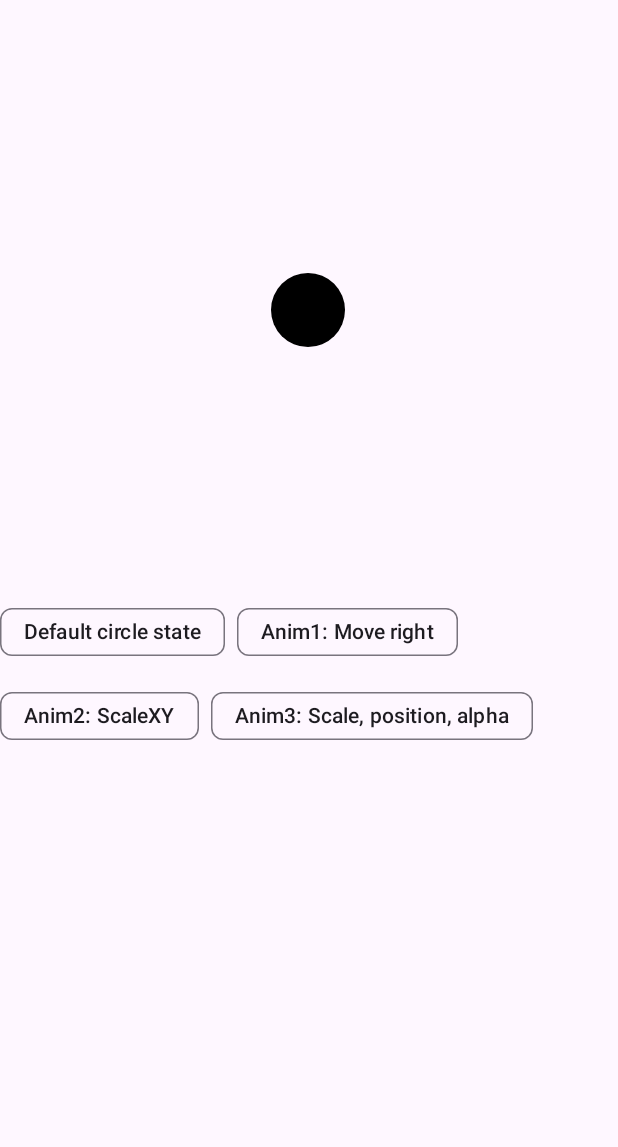
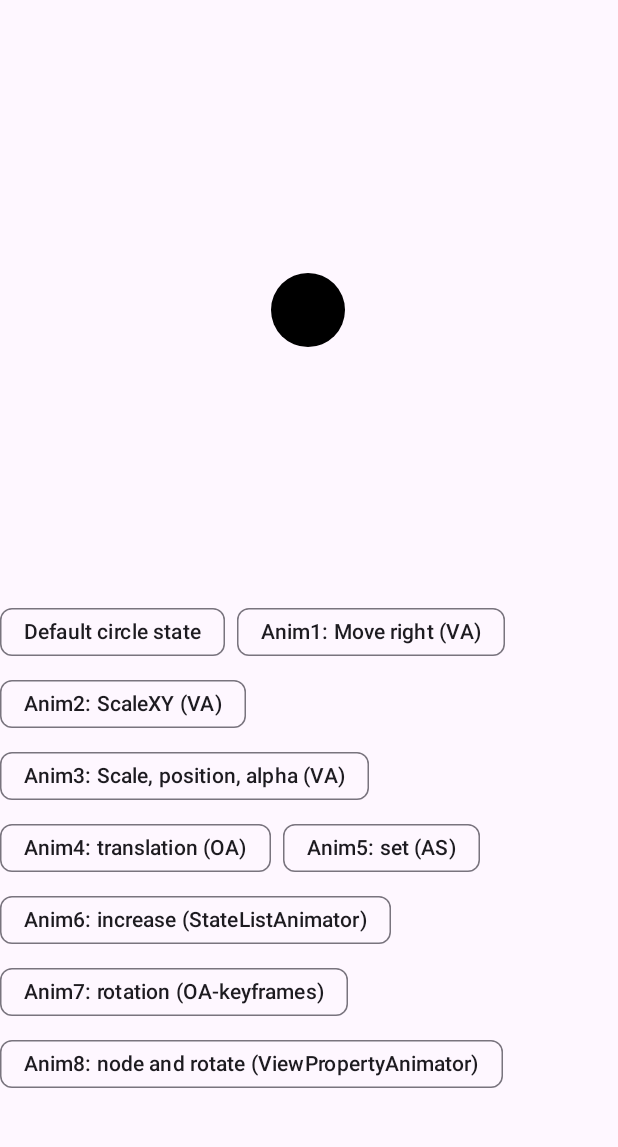
Before and after one commit to azartx/PdpSandbox, an Android app: the screen it shows after launch (MainActivity), in the options menu, after a tap on "Animation example", on a phone screen of 412 x 824 dp, the part 70-1217 px from its top. Run offline under Robolectric (Android 15) with nearby library versions, the phone set to English and light mode, and no system bars; our stand-ins replace Room's generated code, paging.

Commit message:
couple of anims

```diff
--- a/app/src/main/java/com/skaskasian/pdpsandbox/presentation/screens/animations/AnimationsFragment.kt
+++ b/app/src/main/java/com/skaskasian/pdpsandbox/presentation/screens/animations/AnimationsFragment.kt
@@ -63,6 +63,10 @@ class AnimationsFragment : Fragment(), AnimationDelegate by AnimationDelegateImp
             chipAnim1.onClick { viewModel.startAnim1() }
             chipAnim2.onClick { viewModel.startAnim2() }
             chipAnim3.onClick { viewModel.startAnim3() }
+            chipAnim4.onClick { viewModel.startAnim4(circleviewCircle) }
+            chipAnim5.onClick { viewModel.startAnim5(circleviewCircle) }
+            chipAnim7.onClick { viewModel.startAnim7(circleviewCircle) }
+            chipAnim8.onClick { viewModel.startAnim8(circleviewCircle) }
         }
     }
 
--- a/app/src/main/java/com/skaskasian/pdpsandbox/presentation/screens/animations/model/CircleDefaultsModel.kt
+++ b/app/src/main/java/com/skaskasian/pdpsandbox/presentation/screens/animations/model/CircleDefaultsModel.kt
@@ -3,5 +3,6 @@ package com.skaskasian.pdpsandbox.presentation.screens.animations.model
 data class CircleDefaultsModel(
     val scaleXY: Pair<Float, Float>,
     val positionXY: Pair<Float, Float>,
-    val alpha: Float
+    val alpha: Float = 1f,
+    val rotation: Pair<Float, Float> = 0f to 0f
 )
--- a/app/src/main/res/layout/fragment_animations.xml
+++ b/app/src/main/res/layout/fragment_animations.xml
@@ -1,5 +1,7 @@
 <?xml version="1.0" encoding="utf-8"?>
-<LinearLayout xmlns:android="http://schemas.android.com/apk/res/android"
+<LinearLayout
+    xmlns:android="http://schemas.android.com/apk/res/android"
+    xmlns:app="http://schemas.android.com/apk/res-auto"
     android:layout_width="match_parent"
     android:layout_height="match_parent"
     android:orientation="vertical">
@@ -21,7 +23,8 @@
         android:id="@+id/chipgroup_chips"
         android:layout_width="match_parent"
         android:layout_height="0dp"
-        android:layout_weight="1" >
+        android:layout_weight="1"
+        app:chipSpacingVertical="0dp">
 
         <com.google.android.material.chip.Chip
             android:id="@+id/chip_circle_default"
@@ -33,19 +36,50 @@
             android:id="@+id/chip_anim_1"
             android:layout_width="wrap_content"
             android:layout_height="wrap_content"
-            android:text="Anim1: Move right" />
+            android:text="Anim1: Move right (VA)" />
 
         <com.google.android.material.chip.Chip
             android:id="@+id/chip_anim_2"
             android:layout_width="wrap_content"
             android:layout_height="wrap_content"
-            android:text="Anim2: ScaleXY" />
+            android:text="Anim2: ScaleXY (VA)" />
 
         <com.google.android.material.chip.Chip
             android:id="@+id/chip_anim_3"
             android:layout_width="wrap_content"
             android:layout_height="wrap_content"
-            android:text="Anim3: Scale, position, alpha" />
+            android:text="Anim3: Scale, position, alpha (VA)" />
+
+        <com.google.android.material.chip.Chip
+            android:id="@+id/chip_anim_4"
+            android:layout_width="wrap_content"
+            android:layout_height="wrap_content"
+            android:text="Anim4: translation (OA)" />
+
+        <com.google.android.material.chip.Chip
+            android:id="@+id/chip_anim_5"
+            android:layout_width="wrap_content"
+            android:layout_height="wrap_content"
+            android:text="Anim5: set (AS)" />
+
+        <com.google.android.material.chip.Chip
+            android:id="@+id/chip_anim_6"
+            android:layout_width="wrap_content"
+            android:layout_height="wrap_content"
+            android:stateListAnimator="@xml/anim_button_increase"
+            android:text="Anim6: increase (StateListAnimator)" />
+
+        <com.google.android.material.chip.Chip
+            android:id="@+id/chip_anim_7"
+            android:layout_width="wrap_content"
+            android:layout_height="wrap_content"
+            android:text="Anim7: rotation (OA-keyframes)" />
+
+        <com.google.android.material.chip.Chip
+            android:id="@+id/chip_anim_8"
+            android:layout_width="wrap_content"
+            android:layout_height="wrap_content"
+            android:text="Anim8: node and rotate (ViewPropertyAnimator)" />
 
     </com.google.android.material.chip.ChipGroup>
 
--- /dev/null
+++ b/app/src/main/res/xml/anim_button_increase.xml
@@ -0,0 +1,27 @@
+<?xml version="1.0" encoding="utf-8"?>
+<selector xmlns:android="http://schemas.android.com/apk/res/android">
+    <item android:state_pressed="true">
+        <set>
+            <objectAnimator android:propertyName="scaleX"
+                android:duration="@android:integer/config_shortAnimTime"
+                android:valueTo="1.5"
+                android:valueType="floatType"/>
+            <objectAnimator android:propertyName="scaleY"
+                android:duration="@android:integer/config_shortAnimTime"
+                android:valueTo="1.5"
+                android:valueType="floatType"/>
+        </set>
+    </item>
+    <item android:state_pressed="false">
+        <set>
+            <objectAnimator android:propertyName="scaleX"
+                android:duration="@android:integer/config_shortAnimTime"
+                android:valueTo="1"
+                android:valueType="floatType"/>
+            <objectAnimator android:propertyName="scaleY"
+                android:duration="@android:integer/config_shortAnimTime"
+                android:valueTo="1"
+                android:valueType="floatType"/>
+        </set>
+    </item>
+</selector>
```
Also changed, not shown: app/src/main/java/com/skaskasian/pdpsandbox/presentation/screens/animations/AnimationDelegate.kt (+37 -1 lines), app/src/main/java/com/skaskasian/pdpsandbox/presentation/screens/animations/AnimationsViewModel.kt (+96 -1 lines).
